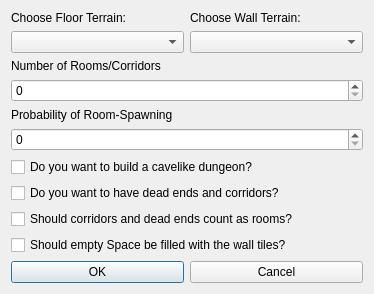
Before: the Qt Designer form src/tiled/dungeondialog.ui in grunt92/tiled, drawn with Qt 5.
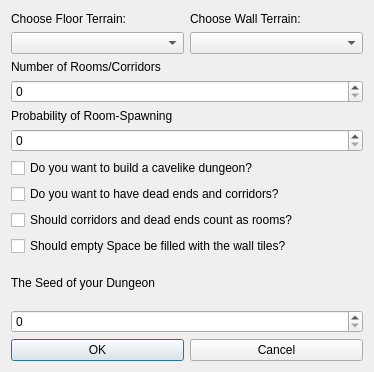
After: the same form once the commit is applied.

Commit message: changed the randomNumbers, now working with seeds

The edit to the form file:
```diff
--- a/src/tiled/dungeondialog.ui
+++ b/src/tiled/dungeondialog.ui
@@ -10,7 +10,7 @@
     <x>0</x>
     <y>0</y>
     <width>374</width>
-    <height>253</height>
+    <height>372</height>
    </rect>
   </property>
   <property name="windowTitle">
@@ -104,6 +104,16 @@
      </item>
     </layout>
    </item>
+   <item>
+    <widget class="QLabel" name="label_5">
+     <property name="text">
+      <string>The Seed of your Dungeon</string>
+     </property>
+    </widget>
+   </item>
+   <item>
+    <widget class="QSpinBox" name="spinBox_3"/>
+   </item>
    <item>
     <layout class="QHBoxLayout" name="horizontalLayout">
      <item>
```
The commit also changes 3 other files.
